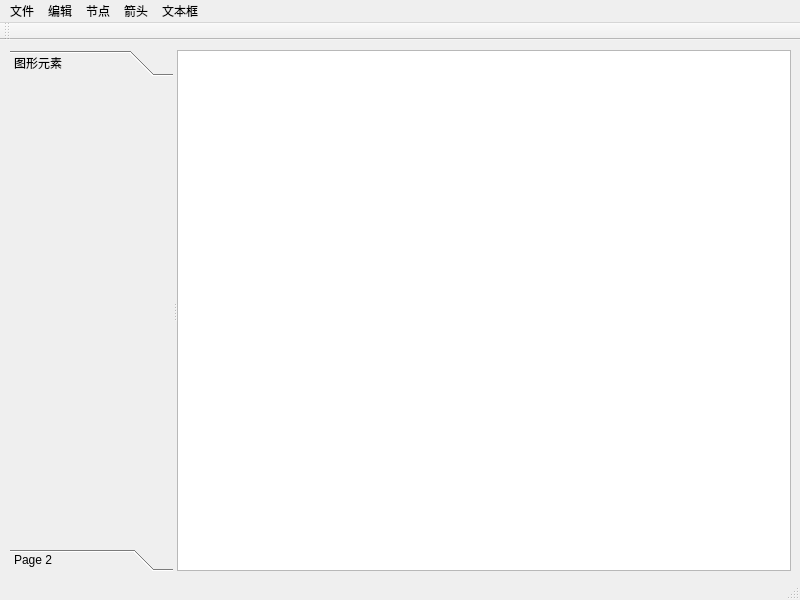
First picture: the form in mainwindow.ui, repository riobun/FlowChartStudio, before the edit.
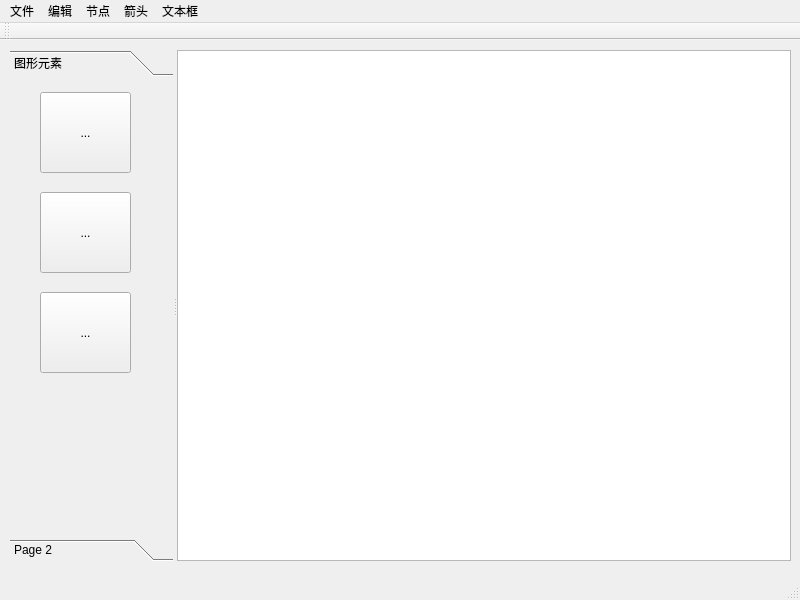
Second picture: the form after the edit. Icons and pictures are not drawn.

Diff of the .ui file:
```diff
--- a/mainwindow.ui
+++ b/mainwindow.ui
@@ -20,7 +20,7 @@
       <x>10</x>
       <y>10</y>
       <width>781</width>
-      <height>521</height>
+      <height>511</height>
      </rect>
     </property>
     <property name="orientation">
@@ -36,12 +36,81 @@
         <x>0</x>
         <y>0</y>
         <width>177</width>
-        <height>461</height>
+        <height>451</height>
        </rect>
       </property>
       <attribute name="label">
        <string>图形元素</string>
       </attribute>
+      <widget class="QToolButton" name="toolButton">
+       <property name="geometry">
+        <rect>
+         <x>30</x>
+         <y>110</y>
+         <width>91</width>
+         <height>81</height>
+        </rect>
+       </property>
+       <property name="text">
+        <string>...</string>
+       </property>
+       <property name="icon">
+        <iconset resource="resources.qrc">
+         <normaloff>:/images/images/rectangle.png</normaloff>:/images/images/rectangle.png</iconset>
+       </property>
+       <property name="iconSize">
+        <size>
+         <width>100</width>
+         <height>100</height>
+        </size>
+       </property>
+      </widget>
+      <widget class="QToolButton" name="toolButton_2">
+       <property name="geometry">
+        <rect>
+         <x>30</x>
+         <y>10</y>
+         <width>91</width>
+         <height>81</height>
+        </rect>
+       </property>
+       <property name="text">
+        <string>...</string>
+       </property>
+       <property name="icon">
+        <iconset resource="resources.qrc">
+         <normaloff>:/images/images/diamond.png</normaloff>:/images/images/diamond.png</iconset>
+       </property>
+       <property name="iconSize">
+        <size>
+         <width>100</width>
+         <height>100</height>
+        </size>
+       </property>
+      </widget>
+      <widget class="QToolButton" name="toolButton_3">
+       <property name="geometry">
+        <rect>
+         <x>30</x>
+         <y>210</y>
+         <width>91</width>
+         <height>81</height>
+        </rect>
+       </property>
+       <property name="text">
+        <string>...</string>
+       </property>
+       <property name="icon">
+        <iconset resource="resources.qrc">
+         <normaloff>:/images/images/arrow.png</normaloff>:/images/images/arrow.png</iconset>
+       </property>
+       <property name="iconSize">
+        <size>
+         <width>100</width>
+         <height>100</height>
+        </size>
+       </property>
+      </widget>
      </widget>
      <widget class="QWidget" name="page_2">
       <property name="geometry">
```
Left out of the diff: 8 changed lines with no effect on the pictures.
